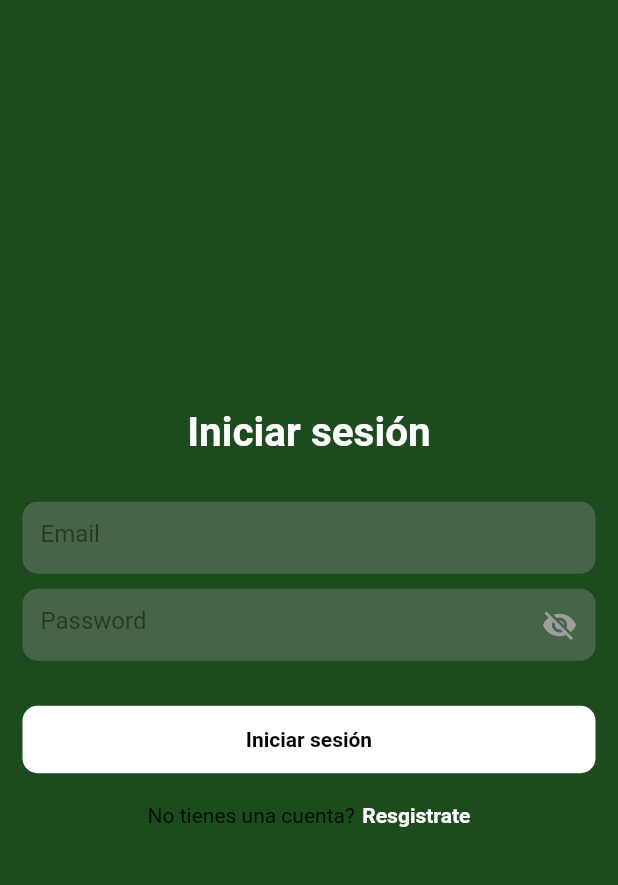
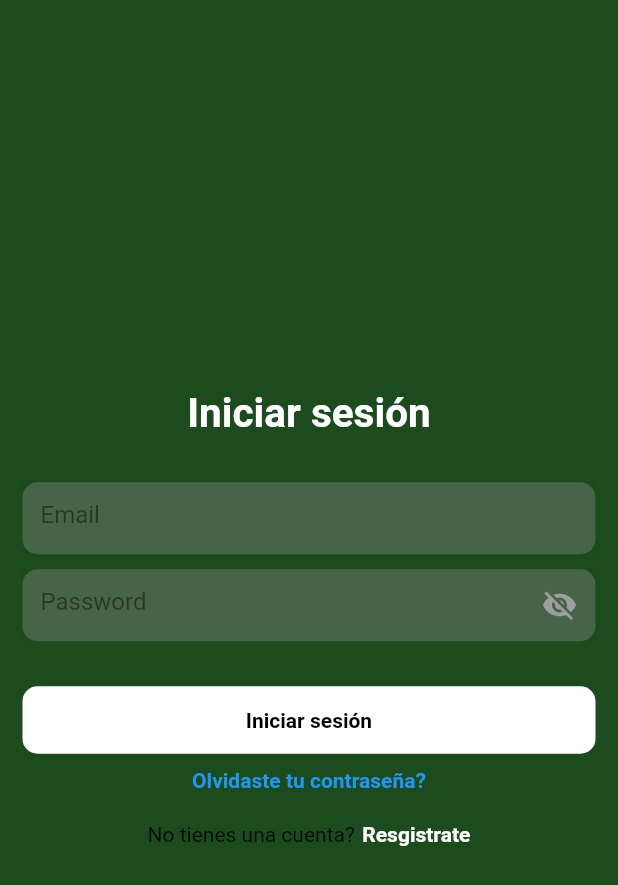
Before and after one commit to alga89953/shopgo_01, a Flutter app: the screen it shows after launch, on a phone screen of 412 x 824 dp. Shown: the top 885 px of the screen. Run offline on Flutter 3.47's test engine with Material 2 defaults, Android fonts, the phone set to English and light mode, and no system bars; our stand-ins replace firebase_auth, firebase_core, fluttertoast; accounts and stored records are empty.

Commit message:
Agregando recuperacion de contraseña

```diff
--- a/lib/features/user_auth/presentation/pages/login_page.dart
+++ b/lib/features/user_auth/presentation/pages/login_page.dart
@@ -76,7 +76,6 @@ class _LoginPageState extends State<LoginPage> {
                   width: double.infinity,
                   height: 45,
                   decoration: BoxDecoration(
-                    //color: Color(0x013004),
                     color: Colors.white,
                     borderRadius: BorderRadius.circular(10),
                   ),
@@ -92,6 +91,21 @@ class _LoginPageState extends State<LoginPage> {
                               fontWeight: FontWeight.bold,
                             ),
                           ),
+                  ),
+                ),
+              ),
+              SizedBox(
+                height: 10,
+              ),
+              GestureDetector(
+                onTap: () {
+                  _resetPassword();
+                },
+                child: Text(
+                  "Olvidaste tu contraseña?",
+                  style: TextStyle(
+                    color: Colors.blue,
+                    fontWeight: FontWeight.bold,
                   ),
                 ),
               ),
@@ -151,4 +165,16 @@ class _LoginPageState extends State<LoginPage> {
       showToast(message: "Se produjo algún error");
     }
   }
+
+  void _resetPassword() async {
+    String email = _emailController.text;
+
+    try {
+      await _auth.resetPassword(email);
+      showToast(
+          message: "Se ha enviado un correo para restablecer la contraseña");
+    } catch (e) {
+      showToast(message: "Error al intentar restablecer la contraseña");
+    }
+  }
 }
```
Also changed, not shown: lib/features/user_auth/firebase_auth_implementation/firebase_auth_services.dart (+11 -19 lines).
